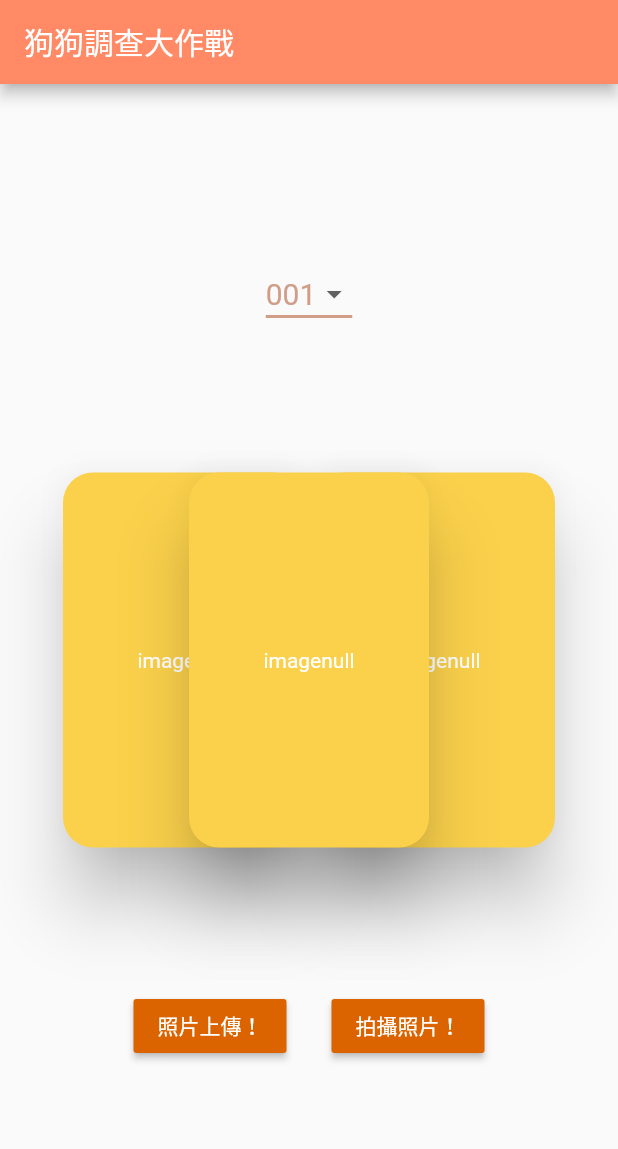
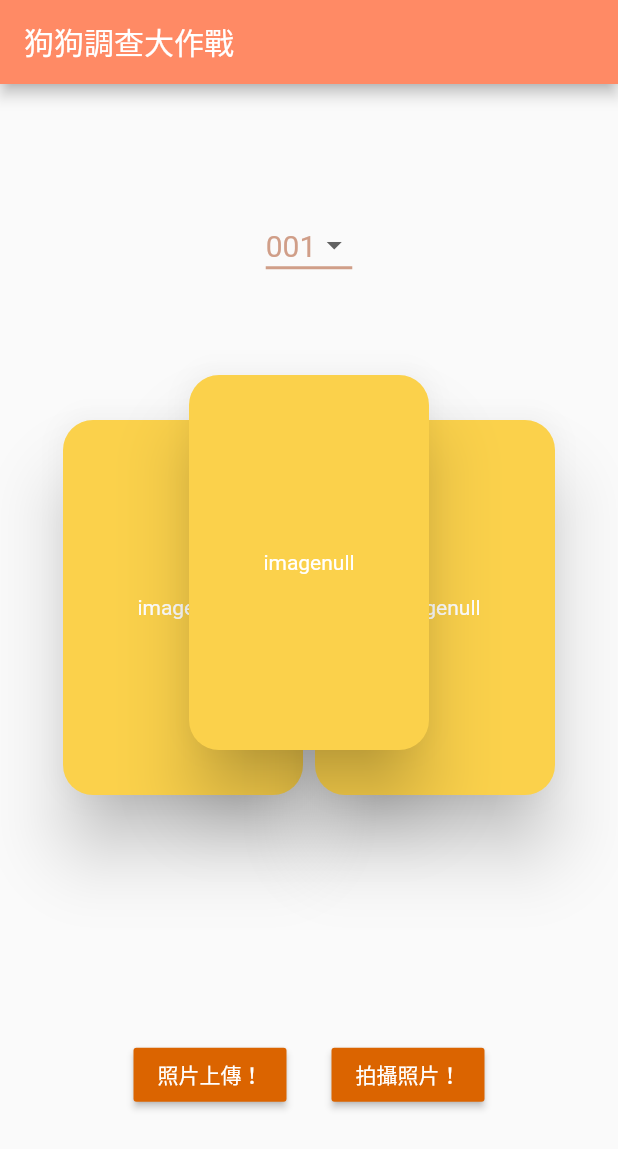
Before and after one commit to PASSahchuan/puppy, a Flutter app: the screen it shows after launch, on a phone screen of 412 x 824 dp. Shown: the top 1149 px of the screen. Run offline on Flutter 3.47's test engine with Material 2 defaults, Android fonts, the phone set to English and light mode, and no system bars; missing offline and left inert: dart:ffi.

Commit message:
上上下下

```diff
--- a/lib/main.dart
+++ b/lib/main.dart
@@ -66,16 +66,18 @@ class _MyHomePageState extends State<MyHomePage> {
               ),
               Stack(
                 children: <Widget>[
-                  Row(
+                  Container(
+                    padding: EdgeInsets.only(top: 30, bottom: 100),
+                    child: Row(
                       mainAxisAlignment: MainAxisAlignment.center,
                       children: <Widget>[
                         CardModel(),
                         CardModel(),
                       ],
                     ),
+                  ),
                   Row(
                     mainAxisAlignment: MainAxisAlignment.center,
-
                     children: <Widget>[
                       CardModel(),
                     ],
@@ -92,7 +94,9 @@ class _MyHomePageState extends State<MyHomePage> {
                     onPressed: upload,
                     textColor: Colors.white,
                   ),
-                  SizedBox(width: 30,),
+                  SizedBox(
+                    width: 30,
+                  ),
                   RaisedButton(
                     color: Color(0xffDB6400),
                     child: Text('拍攝照片！'),
```
Lines whose indentation alone changed are shown as unchanged.
